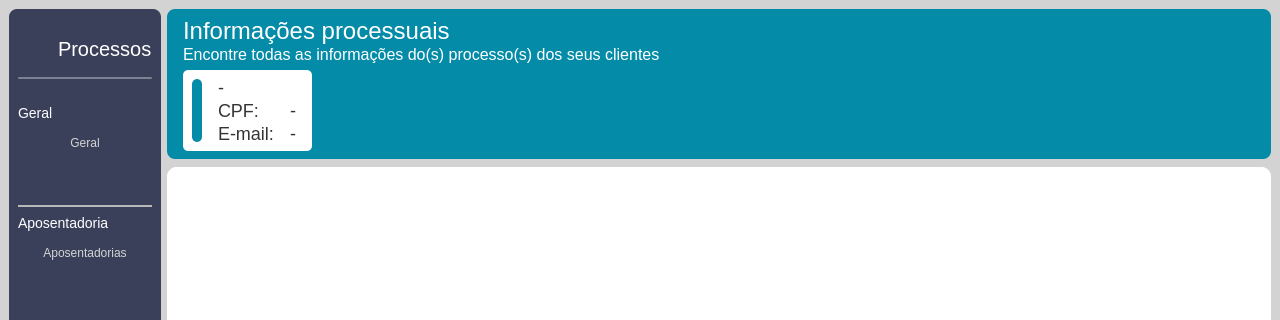
Qt form Design/UI/processoPg.ui (newprev/PrevCliente) before a commit; both pictures show x 0 to 1280 and y 0 to 320 of the 1280 by 917 pixel window.
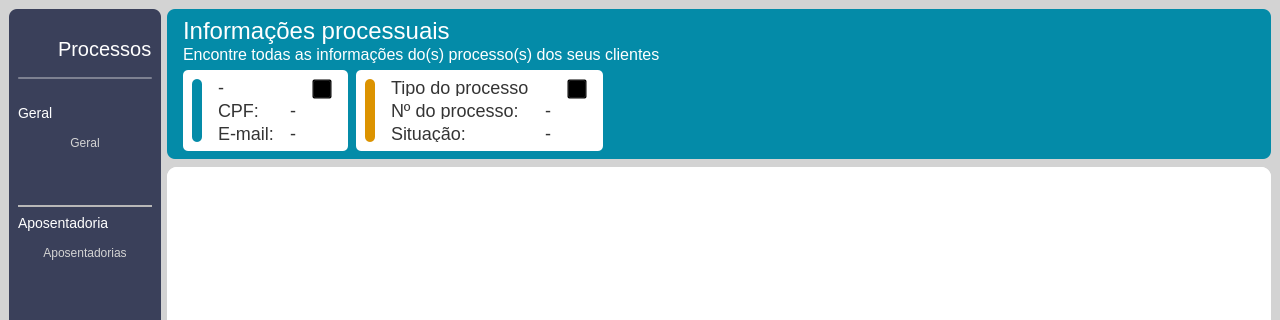
The same form after that commit. Icons and pictures are not drawn.

Patch:
```diff
--- a/Design/UI/processoPg.ui
+++ b/Design/UI/processoPg.ui
@@ -38,79 +38,22 @@
 	border-radius: 8px;
 }
 
-#frFirula {
-	background-color: #048ba8;
-	border-radius: 5px;
-}
-
 #frBottomBackground {
 /*	background-color: rgb(241, 241, 241);*/
 	background-color: lightgrey;
 }
 
-#frInfoCliente {
-	background-color: rgb(255, 255, 255);
-
-	border-top-left-radius: 5px;
-	border-top-right-radius: 5px;
-	border-bottom-left-radius: 5px;
-	border-bottom-right-radius: 5px;
-}
-
 #frBottom {
 	background-color: white;
 	border-radius: 10px;
 }
 
-#frEtapa1 {
-	background-image: url(:/Etapa1/n1-blue.png);
-	background-repeat: no-repeat;
-	background-position: center;
-}
-
-#frEtapa2 {
-	background-image: url(:/Etapa2/n1-grey.png);
-	background-repeat: no-repeat;
-	background-position: center;
-}
-
-#frEtapa3 {
-	background-image: url(:/Etapa3/n3-grey.png);
-	background-repeat: no-repeat;
-	background-position: center;
-}
-
-#frEtapa4 {
-	background-image: url(:/Etapa4/n4-grey.png);
-	background-repeat: no-repeat;
-	background-position: center;
-}
-
-#frProg1, #frProg2, #frProg3 {
-	background-image: url(:/dots/d3-grey.png);
-	background-repeat: no-repeat;
-	background-position: top;
-}
-
-#frProg1 {
-	background-image: url(:/dots/d3-blue.png);
-	background-repeat: no-repeat;
-	background-position: top;
-}
-
 #frNaturezaRight, #frTipoBeneRight, 
 #frTipoProcRight, #frTiposAtiv {
 	background-color: qlineargradient(spread:pad, x1:1, y1:0.443182, x2:0, y2:0.5, stop:0 rgba(66, 120, 178, 255), stop:1 rgba(39, 86, 135, 255));
 	border-radius: 6px;
 }
 
-#frInfo1Icon, #frInfo2Icon,
-#frInfo3Icon, #frInfo4Icon  {
-	background-image: url(:/dots/d3-white.png);
-	background-repeat: no-repeat;
-	background-position: center;
-}
-
 /*-------------------------------------- Labels --------------------------------------*/
 
 #lbTopTitulo {
@@ -134,14 +77,6 @@
 	color: rgb(32, 74, 135);
 }
 
-#lbNomeCompleto, #lbCPF, #lbEmail,
-#lbInfoCpf, #lbInfoEmail {
-	font-family: &quot;TeX Gyre Adventor&quot;;
-	font-size: 18px;
-
-	color: rgb(52, 52, 52);
-}
-
 /*-------------------------------------- QFrame --------------------------------------*/
 #stkMain, #pgSemCliente {
 	background-color: white;
@@ -264,7 +199,7 @@
          <property name="minimumSize">
           <size>
            <width>750</width>
-           <height>430</height>
+           <height>300</height>
           </size>
          </property>
          <property name="maximumSize">
@@ -625,6 +560,55 @@
         <height>120</height>
        </size>
       </property>
+      <property name="styleSheet">
+       <string notr="true">/*--------------------------------------- Frames ---------------------------------------*/
+#frFirulaCliente {
+	background-color: #048ba8;
+	border-radius: 5px;
+}
+
+#frFirulaProcesso {
+	background-color: rgb(220, 147, 0);
+	border-radius: 5px;
+}
+
+#frInfoCliente, #frInfoProcesso {
+	background-color: rgb(255, 255, 255);
+
+	border-top-left-radius: 5px;
+	border-top-right-radius: 5px;
+	border-bottom-left-radius: 5px;
+	border-bottom-right-radius: 5px;
+}
+
+/*--------------------------------------- Labels ---------------------------------------*/
+#lbNomeCompleto, #lbCPF, #lbEmail,
+#lbInfoCpf, #lbInfoEmail, #lbInfoNumProc,
+#lbInfoSituacao, #lbTpProcesso, #lbSituacao,
+#lbNumProc {
+	font-family: &quot;TeX Gyre Adventor&quot;;
+	font-size: 18px;
+
+	color: rgb(52, 52, 52);
+}
+
+/*--------------------------------------- Push Button ---------------------------------------*/
+#pbFecharCliente, #pbFecharProcesso {
+	background-color: transparent;
+	background-image: url(:/infoCards/entrevista-uncheck.png);
+	background-repeat: no-repeat;
+	background-position: center;
+}
+
+#pbFecharCliente:hover, #pbFecharProcesso:hover {
+	background-color: rgba(2, 48, 57, 30);
+	background-image: url(:/infoCards/entrevista-uncheck.png);
+	background-repeat: no-repeat;
+	background-position: center;
+
+	border-radius: 10px;
+}</string>
+      </property>
       <property name="frameShape">
        <enum>QFrame::NoFrame</enum>
       </property>
@@ -691,77 +675,230 @@
          </layout>
         </widget>
        </item>
-       <item alignment="Qt::AlignLeft|Qt::AlignTop">
-        <widget class="QFrame" name="frInfoCliente">
+       <item>
+        <widget class="QFrame" name="frOrganizadorTop">
          <property name="frameShape">
           <enum>QFrame::NoFrame</enum>
          </property>
          <property name="frameShadow">
           <enum>QFrame::Raised</enum>
          </property>
-         <layout class="QGridLayout" name="gridLayout_2">
+         <layout class="QHBoxLayout" name="horizontalLayout_7">
+          <property name="spacing">
+           <number>8</number>
+          </property>
+          <property name="leftMargin">
+           <number>0</number>
+          </property>
+          <property name="topMargin">
+           <number>0</number>
+          </property>
           <property name="rightMargin">
-           <number>16</number>
+           <number>0</number>
           </property>
-          <property name="horizontalSpacing">
-           <number>16</number>
+          <property name="bottomMargin">
+           <number>0</number>
           </property>
-          <item row="1" column="3" alignment="Qt::AlignLeft">
-           <widget class="QLabel" name="lbCPF">
-            <property name="text">
-             <string>-</string>
+          <item alignment="Qt::AlignLeft">
+           <widget class="QFrame" name="frInfoCliente">
+            <property name="frameShape">
+             <enum>QFrame::NoFrame</enum>
             </property>
-           </widget>
-          </item>
-          <item row="0" column="2" colspan="2">
-           <widget class="QLabel" name="lbNomeCompleto">
-            <property name="text">
-             <string>-</string>
+            <property name="frameShadow">
+             <enum>QFrame::Raised</enum>
             </property>
+            <layout class="QGridLayout" name="gridLayout_2">
+             <property name="rightMargin">
+              <number>16</number>
+             </property>
+             <property name="horizontalSpacing">
+              <number>16</number>
+             </property>
+             <item row="1" column="2" alignment="Qt::AlignLeft">
+              <widget class="QLabel" name="lbInfoCpf">
+               <property name="text">
+                <string>CPF:</string>
+               </property>
+              </widget>
+             </item>
+             <item row="2" column="2" alignment="Qt::AlignLeft">
+              <widget class="QLabel" name="lbInfoEmail">
+               <property name="text">
+                <string>E-mail:</string>
+               </property>
+              </widget>
+             </item>
+             <item row="2" column="3" alignment="Qt::AlignLeft">
+              <widget class="QLabel" name="lbEmail">
+               <property name="text">
+                <string>-</string>
+               </property>
+              </widget>
+             </item>
+             <item row="1" column="3" alignment="Qt::AlignLeft">
+              <widget class="QLabel" name="lbCPF">
+               <property name="text">
+                <string>-</string>
+               </property>
+              </widget>
+             </item>
+             <item row="0" column="0" rowspan="3">
+              <widget class="QFrame" name="frFirulaCliente">
+               <property name="minimumSize">
+                <size>
+                 <width>10</width>
+                 <height>0</height>
+                </size>
+               </property>
+               <property name="maximumSize">
+                <size>
+                 <width>10</width>
+                 <height>16777215</height>
+                </size>
+               </property>
+               <property name="frameShape">
+                <enum>QFrame::NoFrame</enum>
+               </property>
+               <property name="frameShadow">
+                <enum>QFrame::Raised</enum>
+               </property>
+              </widget>
+             </item>
+             <item row="0" column="2" colspan="2">
+              <widget class="QLabel" name="lbNomeCompleto">
+               <property name="text">
+                <string>-</string>
+               </property>
+              </widget>
+             </item>
+             <item row="0" column="4" alignment="Qt::AlignRight|Qt::AlignTop">
+              <widget class="QPushButton" name="pbFecharCliente">
+               <property name="minimumSize">
+                <size>
+                 <width>20</width>
+                 <height>20</height>
+                </size>
+               </property>
+               <property name="maximumSize">
+                <size>
+                 <width>20</width>
+                 <height>20</height>
+                </size>
+               </property>
+               <property name="text">
+                <string/>
+               </property>
+              </widget>
+             </item>
+            </layout>
            </widget>
           </item>
-          <item row="2" column="3" alignment="Qt::AlignLeft">
-           <widget class="QLabel" name="lbEmail">
-            <property name="text">
-             <string>-</string>
-            </property>
-           </widget>
-          </item>
-          <item row="0" column="0" rowspan="3">
-           <widget class="QFrame" name="frFirula">
-            <property name="minimumSize">
-             <size>
-              <width>10</width>
-              <height>0</height>
-             </size>
-            </property>
-            <property name="maximumSize">
-             <size>
-              <width>10</width>
-              <height>16777215</height>
-             </size>
-            </property>
+          <item alignment="Qt::AlignLeft">
+           <widget class="QFrame" name="frInfoProcesso">
             <property name="frameShape">
              <enum>QFrame::NoFrame</enum>
             </property>
             <property name="frameShadow">
              <enum>QFrame::Raised</enum>
             </property>
+            <layout class="QGridLayout" name="gridLayout_3">
+             <property name="rightMargin">
+              <number>16</number>
+             </property>
+             <property name="horizontalSpacing">
+              <number>16</number>
+             </property>
+             <item row="2" column="1">
+              <widget class="QLabel" name="lbInfoSituacao">
+               <property name="text">
+                <string>Situação:</string>
+               </property>
+              </widget>
+             </item>
+             <item row="1" column="2">
+              <widget class="QLabel" name="lbNumProc">
+               <property name="text">
+                <string>-</string>
+               </property>
+              </widget>
+             </item>
+             <item row="1" column="1">
+              <widget class="QLabel" name="lbInfoNumProc">
+               <property name="text">
+                <string>Nº do processo:</string>
+               </property>
+              </widget>
+             </item>
+             <item row="2" column="2">
+              <widget class="QLabel" name="lbSituacao">
+               <property name="text">
+                <string>-</string>
+               </property>
+              </widget>
+             </item>
+             <item row="0" column="1">
+              <widget class="QLabel" name="lbTpProcesso">
+               <property name="text">
+                <string>Tipo do processo</string>
+               </property>
+              </widget>
+             </item>
+             <item row="0" column="0" rowspan="3">
+              <widget class="QFrame" name="frFirulaProcesso">
+               <property name="minimumSize">
+                <size>
+                 <width>10</width>
+                 <height>0</height>
+                </size>
+               </property>
+               <property name="maximumSize">
+                <size>
+                 <width>10</width>
+                 <height>16777215</height>
+                </size>
+               </property>
+               <property name="frameShape">
+                <enum>QFrame::NoFrame</enum>
+               </property>
+               <property name="frameShadow">
+                <enum>QFrame::Raised</enum>
+               </property>
+              </widget>
+             </item>
+             <item row="0" column="3">
+              <widget class="QPushButton" name="pbFecharProcesso">
+               <property name="minimumSize">
+                <size>
+                 <width>20</width>
+                 <height>20</height>
+                </size>
+               </property>
+               <property name="maximumSize">
+                <size>
+                 <width>20</width>
+                 <height>20</height>
+                </size>
+               </property>
+               <property name="text">
+                <string/>
+               </property>
+              </widget>
+             </item>
+            </layout>
            </widget>
           </item>
-          <item row="1" column="2" alignment="Qt::AlignLeft">
-           <widget class="QLabel" name="lbInfoCpf">
-            <property name="text">
-             <string>CPF:</string>
+          <item>
+           <spacer name="horizontalSpacer_2">
+            <property name="orientation">
+             <enum>Qt::Horizontal</enum>
             </property>
-           </widget>
-          </item>
-          <item row="2" column="2" alignment="Qt::AlignLeft">
-           <widget class="QLabel" name="lbInfoEmail">
-            <property name="text">
-             <string>E-mail:</string>
+            <property name="sizeHint" stdset="0">
+             <size>
+              <width>40</width>
+              <height>20</height>
+             </size>
             </property>
-           </widget>
+           </spacer>
           </item>
          </layout>
         </widget>
```
